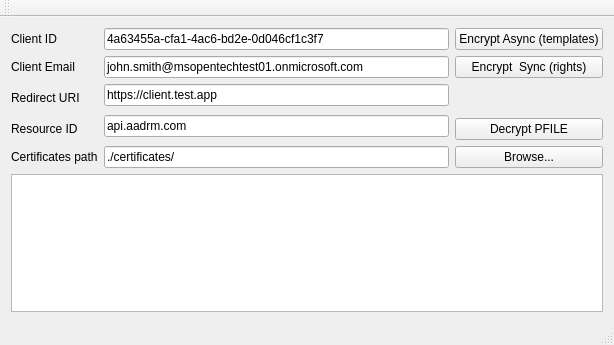
Old version of the form samples/rms_sample/mainwindow.ui in the repository AzureAD/rms-sdk-for-cpp.
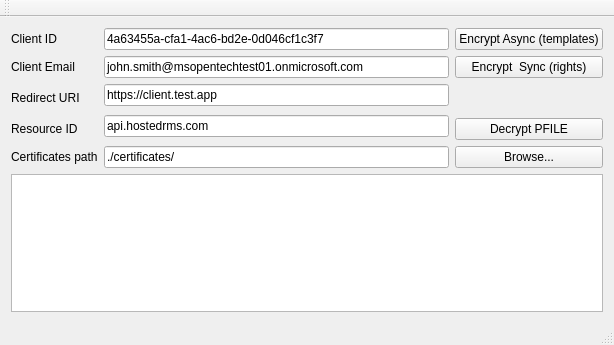
New version of the form.

```diff
--- a/samples/rms_sample/mainwindow.ui
+++ b/samples/rms_sample/mainwindow.ui
@@ -73,7 +73,7 @@
           <item row="3" column="1" rowspan="2">
            <widget class="QLineEdit" name="lineEdit_resourseId">
             <property name="text">
-             <string>api.aadrm.com</string>
+             <string>api.hostedrms.com</string>
             </property>
            </widget>
           </item>
```
